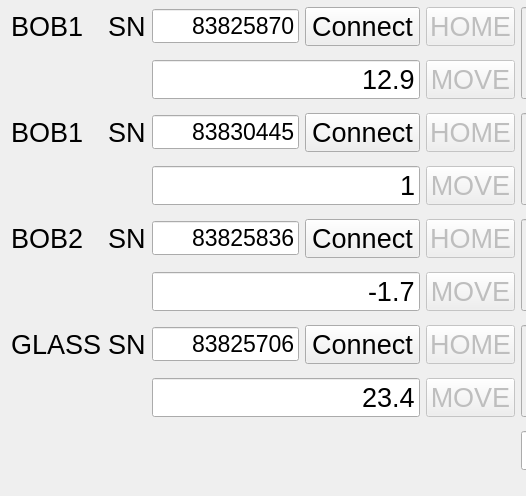
This is AllRotator.ui in qLuxor/pylabtools as Qt 5 draws it before an edit; both pictures show x 0 to 526 and y 118 to 614 of the 1114 by 614 pixel window. The edited form follows.
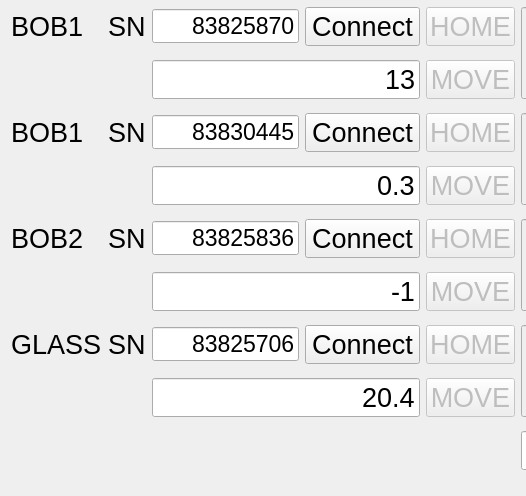
This is the edited form.

Commit message: Update rotator parametrs

Patch:
```diff
--- a/AllRotator.ui
+++ b/AllRotator.ui
@@ -418,7 +418,7 @@
       </font>
      </property>
      <property name="text">
-      <string>1</string>
+      <string>0.3</string>
      </property>
      <property name="alignment">
       <set>Qt::AlignRight|Qt::AlignTrailing|Qt::AlignVCenter</set>
@@ -599,7 +599,7 @@
       </font>
      </property>
      <property name="text">
-      <string>-1.7</string>
+      <string>-1</string>
      </property>
      <property name="alignment">
       <set>Qt::AlignRight|Qt::AlignTrailing|Qt::AlignVCenter</set>
@@ -750,7 +750,7 @@
       </font>
      </property>
      <property name="text">
-      <string>23.4</string>
+      <string>20.4</string>
      </property>
      <property name="alignment">
       <set>Qt::AlignRight|Qt::AlignTrailing|Qt::AlignVCenter</set>
@@ -864,7 +864,7 @@
       </font>
      </property>
      <property name="text">
-      <string>12.9</string>
+      <string>13</string>
      </property>
      <property name="alignment">
       <set>Qt::AlignRight|Qt::AlignTrailing|Qt::AlignVCenter</set>
```
The commit also changes 1 other file.
